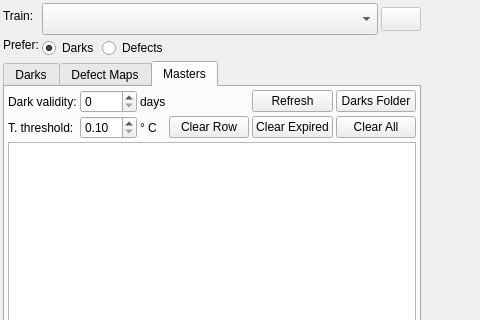
KDE/kstars, file kstars/ekos/auxiliary/darklibrary.ui: the form before one commit; both pictures show x 0 to 480 and y 0 to 320 of the 767 by 483 pixel window.
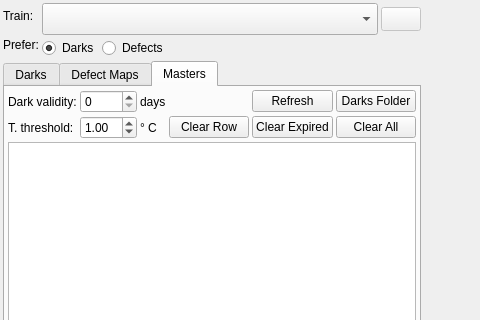
The form after the commit. The open tabs and pages were chosen to show the change. Icons and pictures are not drawn.

Commit message: Max dark guide threshold Default is 1 sec

```diff
--- a/kstars/ekos/auxiliary/darklibrary.ui
+++ b/kstars/ekos/auxiliary/darklibrary.ui
@@ -1158,7 +1158,7 @@
                 <double>0.100000000000000</double>
                </property>
                <property name="value">
-                <double>0.100000000000000</double>
+                <double>1.000000000000000</double>
                </property>
               </widget>
              </item>
```
